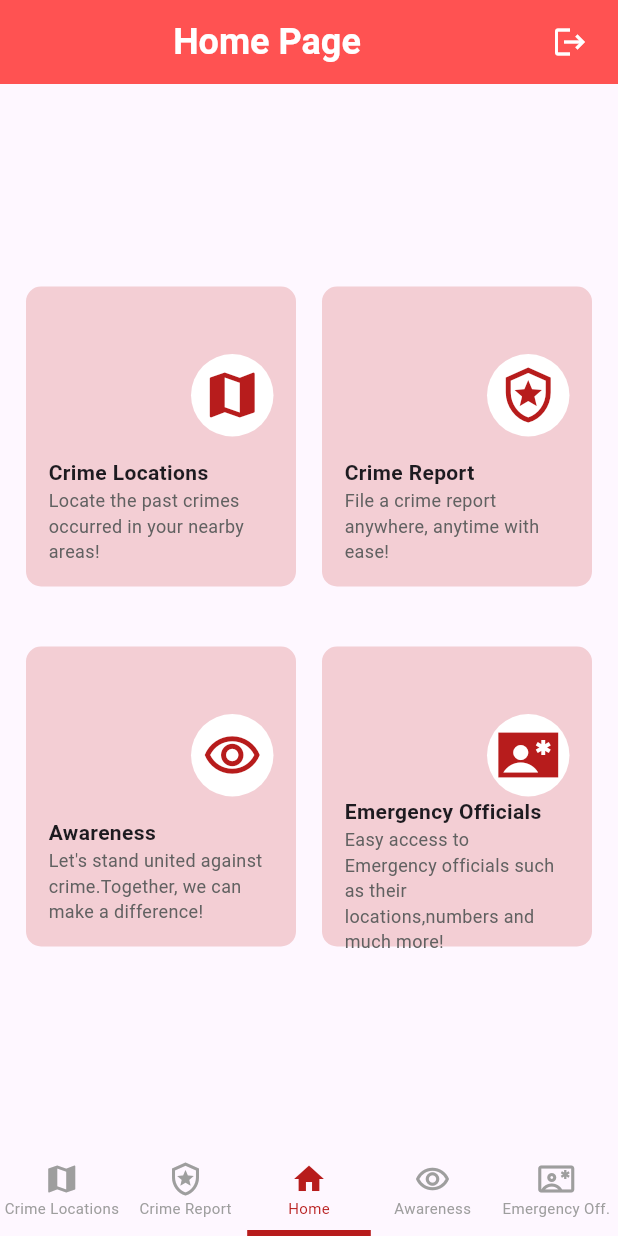
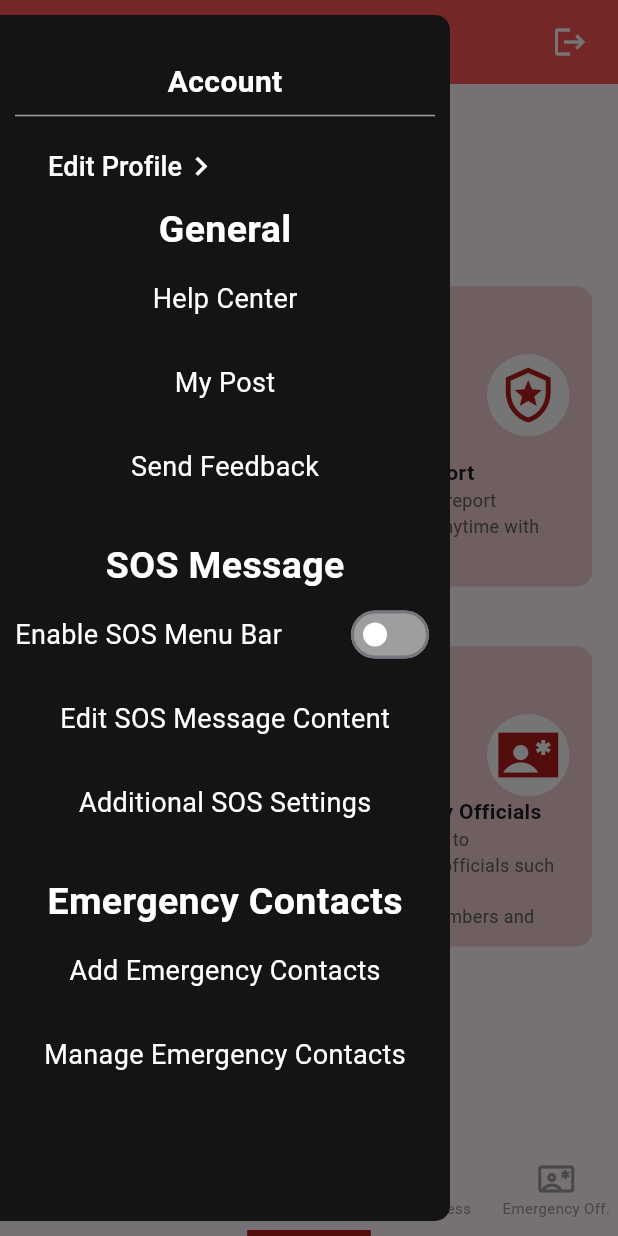
Before and after one commit to Waseem-Gopang/crimereporting_and_preventionsystem, a Flutter app: the screen it shows once a user with an empty profile is signed in, with the side drawer open (before the commit the screen has no drawer), on a phone screen of 412 x 824 dp. Run offline on Flutter 3.47's test engine with Material 3 defaults, Android fonts, the phone set to English and light mode, and no system bars; our stand-ins replace csc_picker, file_picker, firebase_auth, firebase_core, firebase_database, firebase_storage and 11 more; missing offline and left inert: background_sms, firebase_app_check, flutter_facebook_auth, flutter_google_places, github_sign_in_plus, google_api_headers and 2 more; accounts and stored records are empty.

Commit message:
drawer implementation

```diff
--- a/lib/awareness/awareness_screen.dart
+++ b/lib/awareness/awareness_screen.dart
@@ -104,7 +104,6 @@ class _PdfScreenState extends State<PdfScreen> {
   }
 
   Future<void> fetchPdfUrl() async {
-    try {
     String downloadURL = await firebase_storage.FirebaseStorage.instance
         .ref()
         .child('LegalDocuments/${widget.pdfName}.pdf')
@@ -113,9 +112,6 @@ class _PdfScreenState extends State<PdfScreen> {
     setState(() {
       pdfUrl = downloadURL;
     });
-    } catch (e) {
-      print("Error fetching PDF URL: $e");
-    }
   }
 
   @override
--- a/lib/home.dart
+++ b/lib/home.dart
@@ -1,6 +1,7 @@
 import 'package:crimereporting_and_preventionsystem/login_register/screens/login_screen.dart';
 import 'package:crimereporting_and_preventionsystem/service/firebase.dart';
 import 'package:crimereporting_and_preventionsystem/utils/bottom_navbar.dart';
+import 'package:crimereporting_and_preventionsystem/utils/custom_drawer.dart';
 import 'package:crimereporting_and_preventionsystem/utils/custom_widget.dart';
 import 'package:flutter/material.dart';
 
@@ -29,6 +30,7 @@ class _HomePageState extends State<HomePage> {
           },
         ),
       ),
+      drawer: const CustomDrawer(),
       body: Column(
         mainAxisAlignment: MainAxisAlignment.center,
         children: [
--- /dev/null
+++ b/lib/utils/custom_drawer.dart
@@ -0,0 +1,265 @@
+import 'package:flutter/material.dart';
+
+class CustomDrawer extends StatefulWidget {
+  const CustomDrawer({Key? key}) : super(key: key);
+
+  @override
+  State<CustomDrawer> createState() => _CustomDrawerState();
+}
+
+class _CustomDrawerState extends State<CustomDrawer> {
+  bool isSwitched = false;
+  String? url;
+
+  @override
+  Widget build(BuildContext context) {
+    return SafeArea(
+      child: AnimatedContainer(
+        curve: Curves.easeInOutCubic,
+        duration: const Duration(milliseconds: 500),
+        width: 300,
+        margin: const EdgeInsets.only(bottom: 10, top: 10),
+        decoration: const BoxDecoration(
+          borderRadius: BorderRadius.only(
+            bottomRight: Radius.circular(10),
+            topRight: Radius.circular(10),
+          ),
+          color: Color.fromRGBO(20, 20, 20, 1),
+        ),
+        child: Padding(
+          padding: const EdgeInsets.symmetric(vertical: 30, horizontal: 10),
+          child: Column(children: [
+            const Text(
+              'Account',
+              style: TextStyle(
+                color: Colors.white,
+                fontWeight: FontWeight.bold,
+                fontSize: 20,
+              ),
+              maxLines: 1,
+            ),
+            const Divider(
+              color: Colors.grey,
+            ),
+            Row(
+              crossAxisAlignment: CrossAxisAlignment.start,
+              children: [
+                // getAvatar(),
+                Padding(
+                  padding: const EdgeInsets.only(top: 2.0, left: 10),
+                  child: Column(
+                    crossAxisAlignment: CrossAxisAlignment.start,
+                    children: [
+                      // Text(
+                      //   user!.fName!,
+                      //   style: const TextStyle(
+                      //       fontSize: 25,
+                      //       fontWeight: FontWeight.bold),
+                      // ),
+                      TextButton(
+                          onPressed: () {
+                            Navigator.pushNamed(context, '/editProfile');
+                          },
+                          child: const Row(
+                            children: [
+                              Text(
+                                "Edit Profile",
+                                style: TextStyle(
+                                    fontSize: 18, color: Colors.white),
+                              ),
+                              Icon(
+                                Icons.chevron_right,
+                                color: Colors.white,
+                                size: 25,
+                              )
+                            ],
+                          ))
+                    ],
+                  ),
+                )
+              ],
+            ),
+            Column(
+              children: [
+                getHeaderText("General"),
+                getTextButton(
+                    text: "Help Center",
+                    onTap: () {
+                      Navigator.of(context).pushNamed('/helpCenter');
+                    }),
+                getTextButton(
+                    text: "My Post",
+                    onTap: () {
+                      Navigator.of(context).pushNamed('/myPost');
+                    }),
+                getTextButton(
+                    text: "Send Feedback",
+                    onTap: () {
+                      getSendFeedbackPopUp();
+                    }),
+              ],
+            ),
+
+            const SizedBox(
+              height: 20,
+            ),
+            //SOS setting
+
+            Column(
+              children: [
+                getHeaderText("SOS Message"),
+                Row(
+                  mainAxisAlignment: MainAxisAlignment.spaceBetween,
+                  children: [
+                    getTextButton(text: "Enable SOS Menu Bar", onTap: () {}),
+                    Switch(
+                      onChanged: (value) {
+                        //createPlantFoodNotification();
+                        setState(() {
+                          if (isSwitched) {
+                            // NotificationController
+                            //     .dismissNotification();
+                            isSwitched = false;
+                          } else {
+                            // NotificationController
+                            //     .createSOSNotification();
+                            isSwitched = true;
+                          }
+                        });
+                      },
+                      value: isSwitched,
+                      activeColor: Colors.grey.shade100,
+                      activeTrackColor: Colors.red.shade900,
+                      inactiveThumbColor: Colors.white,
+                      inactiveTrackColor: Colors.grey,
+                    )
+                  ],
+                ),
+                getTextButton(
+                    text: "Edit SOS Message Content",
+                    onTap: () {
+                      Navigator.of(context).pushNamed('/editSOS');
+                    }),
+                getTextButton(
+                    text: "Additional SOS Settings",
+                    onTap: () {
+                      getSosSettingFormPopUp();
+                    }),
+              ],
+            ),
+            const SizedBox(
+              height: 20,
+            ),
+            //Emergency Setting
+
+            Column(
+              children: [
+                getHeaderText("Emergency Contacts"),
+                getTextButton(
+                    text: "Add Emergency Contacts",
+                    onTap: () {
+                      getContactFormPopUp();
+                    }),
+                getTextButton(
+                    text: "Manage Emergency Contacts",
+                    onTap: () {
+                      Navigator.pushNamed(context, '/manageContact');
+                    }),
+              ],
+            ),
+          ]),
+        ),
+      ),
+      //),
+    );
+  }
+
+  getHeaderText(String text) {
+    return Text(text,
+        style: const TextStyle(
+            color: Colors.white, fontSize: 25, fontWeight: FontWeight.bold));
+  }
+
+  getTextButton({String? text, Function()? onTap}) {
+    return GestureDetector(
+      onTap: onTap,
+      child: Container(
+        padding: const EdgeInsets.only(top: 15, bottom: 15),
+        child: Text(
+          text!,
+          style: const TextStyle(
+            color: Colors.white,
+            fontSize: 18,
+          ),
+        ),
+      ),
+    );
+  }
+
+  getAvatar() {
+    return url != ""
+        ? Container(
+            height: 85.0,
+            width: 80,
+            decoration: BoxDecoration(
+              color: Colors.white,
+              image: DecorationImage(
+                image: NetworkImage(url!),
+                fit: BoxFit.cover,
+              ), // border color
+              borderRadius: const BorderRadius.all(Radius.circular(50.0)),
+              border: Border.all(
+                color: Colors.red.shade900,
+                width: 1.0,
+              ),
+            ),
+            child: Container())
+        : Container(
+            height: 85.0,
+            width: 80,
+            decoration: BoxDecoration(
+              color: Colors.white, // border color
+              borderRadius: const BorderRadius.all(Radius.circular(50.0)),
+              border: Border.all(
+                color: Colors.red.shade900,
+                width: 3.0,
+              ),
+            ),
+            child: Padding(
+              padding: const EdgeInsets.only(right: 5.0),
+              child: Icon(
+                Icons.person,
+                color: Colors.red.shade900,
+                size: 78.0,
+              ),
+            ));
+  }
+
+  getSendFeedbackPopUp() {
+    return showDialog(
+        context: context,
+        builder: (BuildContext context) {
+          return Text("s"); //SendEmail(title: "Feedback");
+        });
+  }
+
+  getContactFormPopUp() {
+    return showDialog(
+        context: context,
+        builder: (BuildContext context) {
+          return Text("show");
+          // return AddEmergencyContact(
+          //   mapEdit: null,
+          //   onEdit: (value) {},
+          // );
+        });
+  }
+
+  getSosSettingFormPopUp() {
+    return showDialog(
+        context: context,
+        builder: (BuildContext context) {
+          return Text("h"); //SosSettingsPopUp();
+        });
+  }
+}
```
Also changed, not shown: lib/crime_report/models/report_model.dart (+0 -7 lines), lib/crime_report/screens/crime_report_screen.dart (+6 -5 lines). Lines whose indentation alone changed are shown as unchanged.
